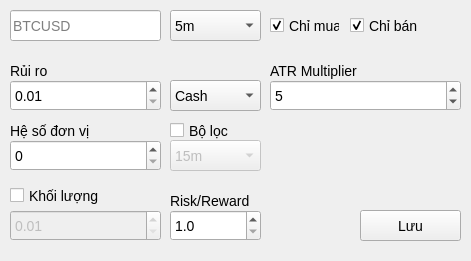
This is ui/EditWindow.ui in nguyenvantat1182002/rsi-signal-bot as Qt 5 draws it before an edit. The edited form follows.
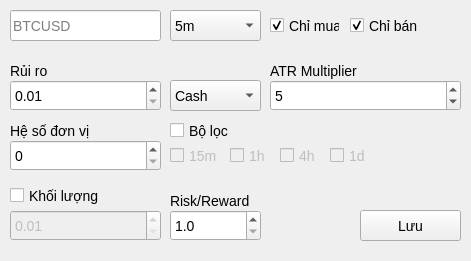
This is the edited form.

```diff
--- a/ui/EditWindow.ui
+++ b/ui/EditWindow.ui
@@ -172,45 +172,6 @@
      <number>100000</number>
     </property>
    </widget>
-   <widget class="QComboBox" name="comboBox_2">
-    <property name="enabled">
-     <bool>false</bool>
-    </property>
-    <property name="geometry">
-     <rect>
-      <x>170</x>
-      <y>140</y>
-      <width>91</width>
-      <height>31</height>
-     </rect>
-    </property>
-    <property name="cursor">
-     <cursorShape>PointingHandCursor</cursorShape>
-    </property>
-    <property name="currentIndex">
-     <number>0</number>
-    </property>
-    <item>
-     <property name="text">
-      <string>15m</string>
-     </property>
-    </item>
-    <item>
-     <property name="text">
-      <string>1h</string>
-     </property>
-    </item>
-    <item>
-     <property name="text">
-      <string>4h</string>
-     </property>
-    </item>
-    <item>
-     <property name="text">
-      <string>1d</string>
-     </property>
-    </item>
-   </widget>
    <widget class="QDoubleSpinBox" name="doubleSpinBox">
     <property name="enabled">
      <bool>false</bool>
@@ -377,6 +338,82 @@
      <string>Risk/Reward</string>
     </property>
    </widget>
+   <widget class="QCheckBox" name="checkBox_4">
+    <property name="enabled">
+     <bool>false</bool>
+    </property>
+    <property name="geometry">
+     <rect>
+      <x>170</x>
+      <y>140</y>
+      <width>51</width>
+      <height>31</height>
+     </rect>
+    </property>
+    <property name="cursor">
+     <cursorShape>PointingHandCursor</cursorShape>
+    </property>
+    <property name="text">
+     <string>15m</string>
+    </property>
+   </widget>
+   <widget class="QCheckBox" name="checkBox_5">
+    <property name="enabled">
+     <bool>false</bool>
+    </property>
+    <property name="geometry">
+     <rect>
+      <x>230</x>
+      <y>140</y>
+      <width>51</width>
+      <height>31</height>
+     </rect>
+    </property>
+    <property name="cursor">
+     <cursorShape>PointingHandCursor</cursorShape>
+    </property>
+    <property name="text">
+     <string>1h</string>
+    </property>
+   </widget>
+   <widget class="QCheckBox" name="checkBox_7">
+    <property name="enabled">
+     <bool>false</bool>
+    </property>
+    <property name="geometry">
+     <rect>
+      <x>280</x>
+      <y>140</y>
+      <width>51</width>
+      <height>31</height>
+     </rect>
+    </property>
+    <property name="cursor">
+     <cursorShape>PointingHandCursor</cursorShape>
+    </property>
+    <property name="text">
+     <string>4h</string>
+    </property>
+   </widget>
+   <widget class="QCheckBox" name="checkBox_8">
+    <property name="enabled">
+     <bool>false</bool>
+    </property>
+    <property name="geometry">
+     <rect>
+      <x>330</x>
+      <y>140</y>
+      <width>51</width>
+      <height>31</height>
+     </rect>
+    </property>
+    <property name="cursor">
+     <cursorShape>PointingHandCursor</cursorShape>
+    </property>
+    <property name="text">
+     <string>1d</string>
+    </property>
+   </widget>
   </widget>
  </widget>
  <resources/>
```
